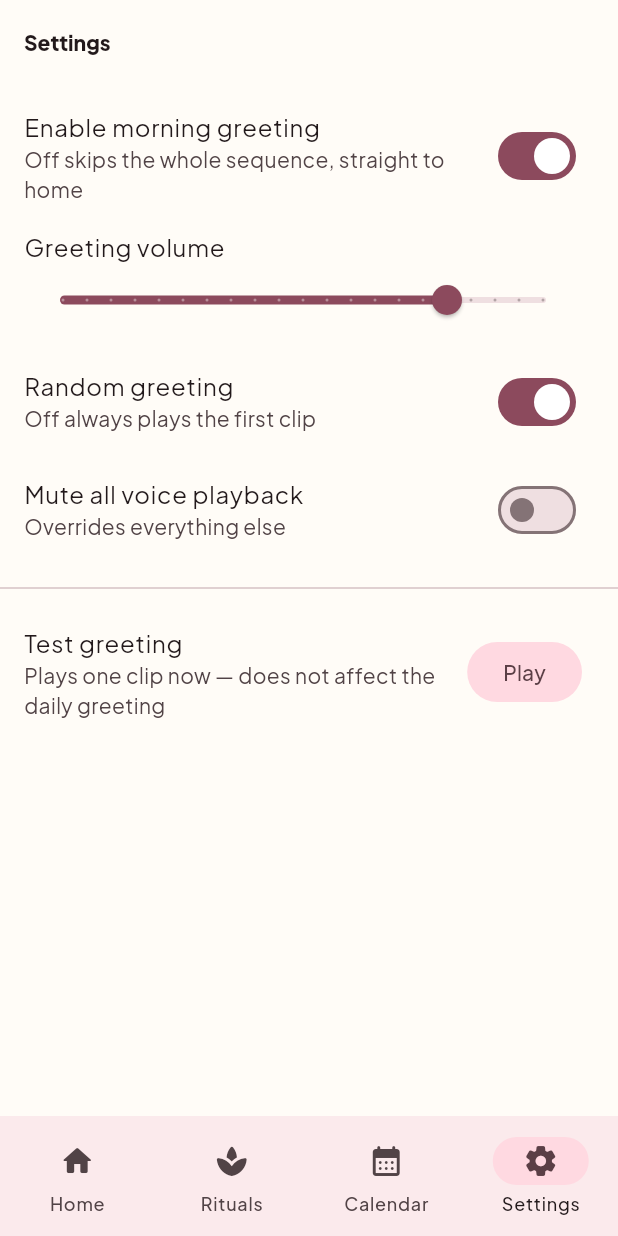
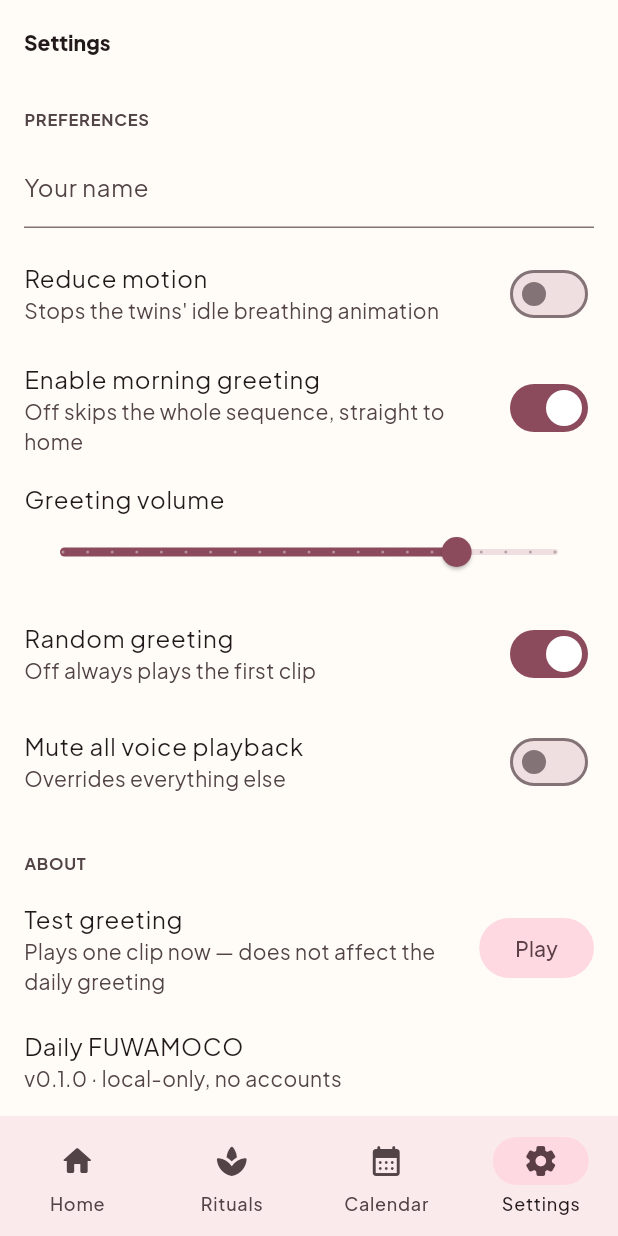
Before and after one commit to SisypheanHUS/daily-fuwamoco, a Flutter app: the screen it shows after launch, item 4 of the bottom bar chosen, on a phone screen of 412 x 824 dp. Run offline on Flutter 3.47's test engine with Material 3 defaults, Android fonts, the phone set to English and light mode, and no system bars; our stand-ins replace flutter_riverpod, go_router, just_audio, shared_preferences.

Commit message:
Restructure Settings into grouped sections, add Reset my data (Phase 7)
Preferences (display name, reduce motion, greeting controls) and About
(test greeting, version, Reset my data) replace the old flat list.

Reset my data clears SharedPreferences and remounts the whole
ProviderScope with a fresh key rather than hand-invalidating every
provider that reads prefs — a new feature's provider can't be missed
and left stale after a reset, since nothing is enumerated by hand.

```diff
--- a/lib/core/providers.dart
+++ b/lib/core/providers.dart
@@ -4,3 +4,12 @@ import 'package:shared_preferences/shared_preferences.dart';
 final sharedPreferencesProvider = Provider<SharedPreferences>(
   (ref) => throw UnimplementedError('Overridden in main()'),
 );
+
+/// Settings' "Reset my data" calls this instead of clearing prefs directly —
+/// individually invalidating every provider that reads SharedPreferences
+/// would need updating every time a new feature adds one. [AppRoot] instead
+/// overrides this to clear prefs and remount the whole `ProviderScope`,
+/// which resets everything at once and can't silently miss a new provider.
+final appResetProvider = Provider<Future<void> Function()>(
+  (ref) => throw UnimplementedError('Overridden in AppRoot'),
+);
--- a/lib/features/settings/ui/settings_screen.dart
+++ b/lib/features/settings/ui/settings_screen.dart
@@ -1,7 +1,9 @@
 import 'package:flutter/material.dart';
 import 'package:flutter_riverpod/flutter_riverpod.dart';
 
+import '../../../core/providers.dart';
 import '../../../core/theme/app_theme.dart';
+import '../../../shared/widgets/section_label.dart';
 import '../../greeting/data/greeting_context.dart';
 import '../../greeting/logic/greeting_providers.dart';
 import '../logic/settings_controller.dart';
@@ -19,15 +21,30 @@ class SettingsScreen extends ConsumerWidget {
     return Scaffold(
       appBar: AppBar(title: const Text('Settings')),
       body: ListView(
-        padding: const EdgeInsets.symmetric(vertical: Gap.sm),
+        padding: const EdgeInsets.all(Gap.md),
         children: [
+          const SectionLabel('Preferences'),
+          const SizedBox(height: Gap.sm),
+          _DisplayNameField(
+            initialValue: settings.displayName,
+            onChanged: controller.setDisplayName,
+          ),
           SwitchListTile(
+            contentPadding: EdgeInsets.zero,
+            title: const Text('Reduce motion'),
+            subtitle: const Text('Stops the twins\' idle breathing animation'),
+            value: settings.reduceMotion,
+            onChanged: controller.setReduceMotion,
+          ),
+          SwitchListTile(
+            contentPadding: EdgeInsets.zero,
             title: const Text('Enable morning greeting'),
             subtitle: const Text('Off skips the whole sequence, straight to home'),
             value: settings.greetingEnabled,
             onChanged: controller.setGreetingEnabled,
           ),
           ListTile(
+            contentPadding: EdgeInsets.zero,
             title: const Text('Greeting volume'),
             subtitle: Slider(
               value: settings.greetingVolume,
@@ -39,6 +56,7 @@ class SettingsScreen extends ConsumerWidget {
             ),
           ),
           SwitchListTile(
+            contentPadding: EdgeInsets.zero,
             title: const Text('Random greeting'),
             subtitle: const Text('Off always plays the first clip'),
             value: settings.randomGreeting,
@@ -46,19 +64,37 @@ class SettingsScreen extends ConsumerWidget {
                 settings.audioAllowed ? controller.setRandomGreeting : null,
           ),
           SwitchListTile(
+            contentPadding: EdgeInsets.zero,
             title: const Text('Mute all voice playback'),
             subtitle: const Text('Overrides everything else'),
             value: settings.muteAll,
             onChanged: controller.setMuteAll,
           ),
-          const Divider(height: Gap.xl),
+          const SizedBox(height: Gap.lg),
+          const SectionLabel('About'),
+          const SizedBox(height: Gap.sm),
           ListTile(
+            contentPadding: EdgeInsets.zero,
             title: const Text('Test greeting'),
             subtitle: const Text('Plays one clip now — does not affect the daily greeting'),
             trailing: FilledButton.tonal(
               onPressed: () => _testGreeting(context, ref),
               child: const Text('Play'),
             ),
+          ),
+          const ListTile(
+            contentPadding: EdgeInsets.zero,
+            title: Text('Daily FUWAMOCO'),
+            subtitle: Text('v0.1.0 · local-only, no accounts'),
+          ),
+          ListTile(
+            contentPadding: EdgeInsets.zero,
+            title: Text(
+              'Reset my data',
+              style: TextStyle(color: Theme.of(context).colorScheme.error),
+            ),
+            subtitle: const Text('Clears everything on this device — can\'t be undone'),
+            onTap: () => _confirmReset(context, ref),
           ),
         ],
       ),
@@ -92,4 +128,65 @@ class SettingsScreen extends ConsumerWidget {
         .read(greetingAudioProvider)
         .play(pack, clip, volume: settings.greetingVolume);
   }
+
+  Future<void> _confirmReset(BuildContext context, WidgetRef ref) async {
+    final confirmed = await showDialog<bool>(
+      context: context,
+      builder: (dialogContext) => AlertDialog(
+        title: const Text('Reset my data?'),
+        content: const Text(
+          'This clears your streak, habits, check-ins, notifications and '
+          'collected charms on this device. This can\'t be undone.',
+        ),
+        actions: [
+          TextButton(
+            onPressed: () => Navigator.pop(dialogContext, false),
+            child: const Text('Cancel'),
+          ),
+          FilledButton(
+            onPressed: () => Navigator.pop(dialogContext, true),
+            child: const Text('Reset'),
+          ),
+        ],
+      ),
+    );
+    if (confirmed == true) {
+      await ref.read(appResetProvider)();
+    }
+  }
 }
+
+class _DisplayNameField extends StatefulWidget {
+  const _DisplayNameField({required this.initialValue, required this.onChanged});
+
+  final String initialValue;
+  final ValueChanged<String> onChanged;
+
+  @override
+  State<_DisplayNameField> createState() => _DisplayNameFieldState();
+}
+
+class _DisplayNameFieldState extends State<_DisplayNameField> {
+  late final _controller = TextEditingController(text: widget.initialValue);
+
+  @override
+  void dispose() {
+    _controller.dispose();
+    super.dispose();
+  }
+
+  @override
+  Widget build(BuildContext context) {
+    return Padding(
+      padding: const EdgeInsets.only(bottom: Gap.sm),
+      child: TextField(
+        controller: _controller,
+        onChanged: widget.onChanged,
+        decoration: const InputDecoration(
+          labelText: 'Your name',
+          hintText: 'What should we call you?',
+        ),
+      ),
+    );
+  }
+}
--- a/lib/main.dart
+++ b/lib/main.dart
@@ -16,7 +16,16 @@ import 'features/streak/logic/streak_service.dart';
 Future<void> main() async {
   WidgetsFlutterBinding.ensureInitialized();
   final prefs = await SharedPreferences.getInstance();
+  final initialLocation = await _bootstrap(prefs);
+  runApp(AppRoot(prefs: prefs, initialLocation: initialLocation));
+}
 
+/// The once-per-open boot sequence: records the app open, fires a milestone
+/// notification if a streak threshold was just crossed, then decides where
+/// to land. Extracted so [AppRoot]'s "Reset my data" flow can re-run exactly
+/// this after clearing prefs, producing real fresh-install state instead of
+/// a hand-maintained list of providers to invalidate.
+Future<String> _bootstrap(SharedPreferences prefs) async {
   final todayKey = localDateKey(DateTime.now());
   StreakService(prefs).recordAppOpen(todayKey);
 
@@ -26,13 +35,7 @@ Future<void> main() async {
   final greetingEnabled =
       prefs.getBool(SettingsController.kGreetingEnabled) ?? true;
   final shouldGreet = gate.shouldGreetToday(todayKey, enabled: greetingEnabled);
-
-  runApp(
-    ProviderScope(
-      overrides: [sharedPreferencesProvider.overrideWithValue(prefs)],
-      child: DailyRuffianApp(initialLocation: shouldGreet ? '/greeting' : '/home'),
-    ),
-  );
+  return shouldGreet ? '/greeting' : '/home';
 }
 
 /// The single v1 trigger for Notifications (and, indirectly, Collection's
@@ -57,3 +60,42 @@ Future<void> _maybeFireMilestoneNotification(SharedPreferences prefs) async {
   ));
   await notifRepo.setLastNotifiedStreak(currentStreak);
 }
+
+/// Owns the [ProviderScope]'s identity so a full data reset can remount it
+/// with a fresh key — every provider underneath gets torn down and rebuilt
+/// against the now-cleared prefs, the same guarantee a real relaunch gives.
+class AppRoot extends StatefulWidget {
+  const AppRoot({super.key, required this.prefs, required this.initialLocation});
+
+  final SharedPreferences prefs;
+  final String initialLocation;
+
+  @override
+  State<AppRoot> createState() => _AppRootState();
+}
+
+class _AppRootState extends State<AppRoot> {
+  Key _scopeKey = UniqueKey();
+  late String _initialLocation = widget.initialLocation;
+
+  Future<void> _resetAndRestart() async {
+    await widget.prefs.clear();
+    final location = await _bootstrap(widget.prefs);
+    setState(() {
+      _initialLocation = location;
+      _scopeKey = UniqueKey();
+    });
+  }
+
+  @override
+  Widget build(BuildContext context) {
+    return ProviderScope(
+      key: _scopeKey,
+      overrides: [
+        sharedPreferencesProvider.overrideWithValue(widget.prefs),
+        appResetProvider.overrideWithValue(_resetAndRestart),
+      ],
+      child: DailyRuffianApp(initialLocation: _initialLocation),
+    );
+  }
+}
```
Also changed, not shown: 1 other file.
